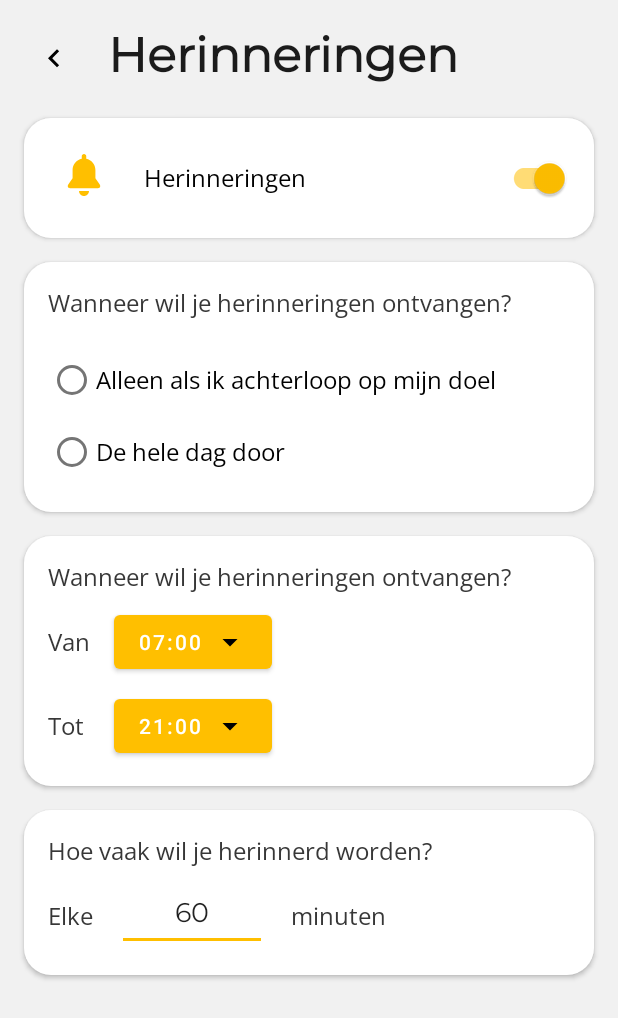
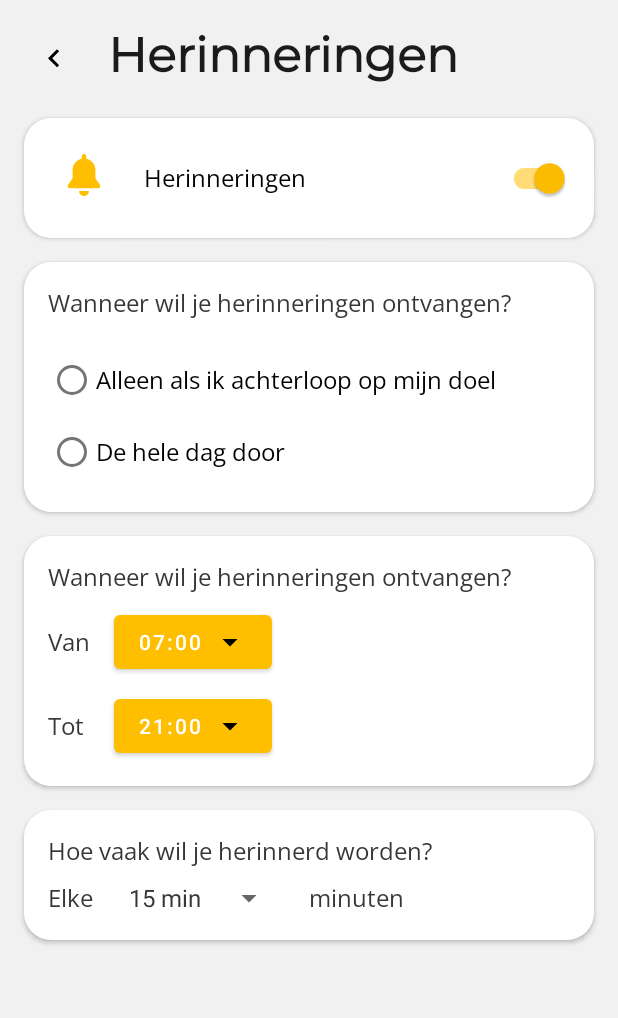
Before and after one commit to EmmaBorkent/DrinkWater, an Android app: the fragment RemindersFragment shown on its own in the app's theme, after a tap on "Herinneringen", on a phone screen of 412 x 824 dp. Shown: the top 1018 px of the screen. Run offline under Robolectric (Android 15) with nearby library versions, the phone set to English and light mode, and no system bars; Roboto replaces fonts that are not available here.

Commit message:
Created the how often spinner and functionality and is saved in shared preferences

```diff
--- a/app/src/main/java/com/ishiki/mizuwodrinkwater/fragments/RemindersFragment.kt
+++ b/app/src/main/java/com/ishiki/mizuwodrinkwater/fragments/RemindersFragment.kt
@@ -7,9 +7,12 @@ import android.content.Context
 import android.content.Intent
 import android.content.SharedPreferences
 import android.os.Bundle
+import android.util.Log
 import android.view.LayoutInflater
 import android.view.View
 import android.view.ViewGroup
+import android.widget.AdapterView
+import android.widget.ArrayAdapter
 import android.widget.TextView
 import androidx.fragment.app.Fragment
 import androidx.fragment.app.FragmentActivity
@@ -22,7 +25,7 @@ import java.time.format.DateTimeFormatter
 import java.util.*
 
 @Suppress("UNUSED_ANONYMOUS_PARAMETER")
-class RemindersFragment : Fragment() {
+class RemindersFragment : Fragment(), AdapterView.OnItemSelectedListener {
 
     private var sharedPreferences: SharedPreferences? = null
     private val timeFormat = DateTimeFormatter.ofPattern("HH:mm")
@@ -43,6 +46,16 @@ class RemindersFragment : Fragment() {
         val timeFrom: String
         val timeTo: String
 
+        // Create an ArrayAdapter using the string array and a default spinner layout
+        ArrayAdapter.createFromResource(context!!, R.array.interval_array,
+            android.R.layout.simple_spinner_item).also { arrayAdapter ->
+            // Specify the layout to use when the list of choices appears
+            arrayAdapter.setDropDownViewResource(android.R.layout.simple_spinner_dropdown_item)
+            // Apply the adapter to the spinner
+            reminders_spinner.adapter = arrayAdapter
+        }
+        reminders_spinner.onItemSelectedListener = this
+
         sharedPreferences = activity?.getSharedPreferences(getString(R.string.shared_preferences_file),
             0)
 
@@ -58,7 +71,10 @@ class RemindersFragment : Fragment() {
             timeTo = sharedPreferences!!.getString(TO_TIME, "21:00")!!
             reminders_time_from_select.text = timeFrom
             reminders_time_to_select.text = timeTo
-            println("timeFrom: $timeFrom")
+//            println("timeFrom: $timeFrom")
+
+            val position = sharedPreferences!!.getInt(REMINDERS_SPINNER, 0)
+            reminders_spinner.setSelection(position)
         }
 
         reminders_back_arrow_left.setOnClickListener {
@@ -78,7 +94,7 @@ class RemindersFragment : Fragment() {
             // checkedId is the RadioButton selected
             when (checkedId) {
                 R.id.reminders_radio_behind -> {
-                    TODO("Create Function")
+
                 }
                 R.id.reminders_radio_always -> {
 
@@ -97,25 +113,6 @@ class RemindersFragment : Fragment() {
             createTimePicker(activity!!, TO_TIME, reminders_time_to_select,
                 reminders_time_to_select.text.toString())
         }
-
-
-//        var howOften: Int = reminders_input.text.toString().toInt()
-//
-//        reminders_how_often_text.addTextChangedListener(object: TextWatcher {
-//            override fun afterTextChanged(s: Editable?) {
-//                howOften = reminders_input.text.toString().toInt()
-//                println("How often = $howOften")
-//            }
-//
-//            override fun beforeTextChanged(s: CharSequence?, start: Int, count: Int, after: Int) {
-//                TODO("not implemented") //To change body of created functions use File | Settings | File Templates.
-//            }
-//
-//            override fun onTextChanged(s: CharSequence?, start: Int, before: Int, count: Int) {
-//                TODO("not implemented") //To change body of created functions use File | Settings | File Templates.
-//            }
-//
-//        })
     }
 
     private fun setRemindersOnOff() {
@@ -137,11 +134,11 @@ class RemindersFragment : Fragment() {
     }
 
     private fun setAlarm() {
-        // TESTING REPEATING LOCAL NOTIFICATIONS ------------------------------------------
 
         val calendar = Calendar.getInstance()
-        calendar.set(Calendar.HOUR_OF_DAY, 12)
-        calendar.set(Calendar.MINUTE, 50)
+        //TODO: put here the starting time of day
+        calendar.set(Calendar.HOUR_OF_DAY, 8)
+        calendar.set(Calendar.MINUTE, 0)
 
         val alarmIntent = Intent(activity!!.applicationContext, NotificationReceiver::class.java)
         val pendingAlarmIntent = PendingIntent
@@ -150,13 +147,32 @@ class RemindersFragment : Fragment() {
 
         val alarmManager = activity?.getSystemService(Context.ALARM_SERVICE)
                 as AlarmManager
-        alarmManager.setRepeating(
-            AlarmManager.RTC_WAKEUP, calendar.timeInMillis,
-            AlarmManager.INTERVAL_HOUR, pendingAlarmIntent)
 
-        println("Alarm is set at ${calendar.get(Calendar.HOUR_OF_DAY)}:${calendar.get(Calendar.MINUTE)}")
+        var position = 0
+        if (sharedPreferences != null) {
+            position = sharedPreferences!!.getInt(REMINDERS_SPINNER, 0)
+        }
 
-        // --------------------------------------------------------------------------------
+        val interval = when (position) {
+            0 -> { AlarmManager.INTERVAL_HALF_HOUR / 2 }
+            1 -> { AlarmManager.INTERVAL_HALF_HOUR }
+            2 -> { AlarmManager.INTERVAL_HOUR }
+            3 -> { AlarmManager.INTERVAL_HOUR * 2 }
+            4 -> { AlarmManager.INTERVAL_HOUR * 4 }
+            else -> AlarmManager.INTERVAL_HALF_HOUR / 2
+        }
+
+        // Use RTC (Real Time Zone) for alarms that are dependent on current locale
+        // The wake up version is useful if it has a limited window to perform operations
+        // If you simply need a alarm to fire at a particular interval, use elapsed real time ERT,
+        // in general that is the better choice.
+        alarmManager.setRepeating(AlarmManager.RTC_WAKEUP, calendar.timeInMillis, interval,
+            pendingAlarmIntent)
+        println("Alarm interval is $interval")
+
+        Log.i("ALARM", "Alarm is turned on")
+//        println("Alarm is set at ${calendar.get(Calendar.HOUR_OF_DAY)}:${calendar.get(Calendar.MINUTE)} " +
+//                "with interval $interval")
     }
 
     private fun cancelAlarm() {
@@ -167,12 +183,11 @@ class RemindersFragment : Fragment() {
             .getBroadcast(activity!!.applicationContext, 1, alarmIntent,
                 PendingIntent.FLAG_UPDATE_CURRENT)
         alarmManager.cancel(pendingAlarmIntent)
-        println("Alarm is canceled")
+        Log.i("ALARM", "Alarm is turned off")
     }
 
     private fun createTimePicker(activity: FragmentActivity, const: String, textView: TextView,
                                  time: String) {
-
         // Parse time String to LocalTime
         val parsedTime: LocalTime = LocalTime.parse(time)
 
@@ -190,4 +205,39 @@ class RemindersFragment : Fragment() {
 
         timePicker.show()
     }
+
+    override fun onItemSelected(parent: AdapterView<*>?, view: View?, position: Int, id: Long) {
+        // An item was selected. You can retrieve the selected item using
+        // parent.getItemAtPosition(pos)
+
+        sharedPreferences!!.edit().putInt(REMINDERS_SPINNER, position).apply()
+        setAlarm()
+
+//        when (position) {
+//            0 -> {
+//                // 15 min
+//                println("Position is $position")
+//            }
+//            1 -> {
+//                // 30 min
+//                println("Position is $position")
+//            }
+//            2 -> {
+//                // 1 uur
+//                println("Position is $position")
+//            }
+//            3 -> {
+//                // 2 uur
+//                println("Position is $position")
+//            }
+//            4 -> {
+//                // 4 uur
+//                println("Position is $position")
+//            }
+//        }
+    }
+
+    override fun onNothingSelected(parent: AdapterView<*>?) {
+        // Another interface callback
+    }
 }
--- a/app/src/main/java/com/ishiki/mizuwodrinkwater/services/Constants.kt
+++ b/app/src/main/java/com/ishiki/mizuwodrinkwater/services/Constants.kt
@@ -40,3 +40,4 @@ const val REMINDERS_ON_OFF = "reminders_on_off"
 const val REMINDERS_RADIO = "reminders_radio_button"
 const val FROM_TIME = "from_time"
 const val TO_TIME = "to_time"
+const val REMINDERS_SPINNER = "reminders_spinners_position"
--- a/app/src/main/res/layout/fragment_reminders.xml
+++ b/app/src/main/res/layout/fragment_reminders.xml
@@ -249,7 +249,7 @@
                     android:layout_height="wrap_content"
                     android:layout_margin="16dp"
                     style="@style/whiteBox"
-                    android:visibility="invisible"
+                    android:visibility="visible"
 
                     app:layout_constraintTop_toBottomOf="@+id/reminders_time_container"
                     app:layout_constraintStart_toStartOf="parent"
@@ -278,15 +278,14 @@
                         android:layout_margin="16dp"
 
                         app:layout_constraintStart_toStartOf="parent"
-                        app:layout_constraintTop_toTopOf="@+id/reminders_input"
-                        app:layout_constraintBottom_toBottomOf="@id/reminders_input"
+                        app:layout_constraintTop_toTopOf="@+id/reminders_spinner"
+                        app:layout_constraintBottom_toBottomOf="@id/reminders_spinner"
                         />
 
-
-                    <EditText
-                        android:id="@+id/reminders_input"
+                    <androidx.appcompat.widget.AppCompatSpinner
+                        android:id="@+id/reminders_spinner"
                         android:text="@string/minutes"
-                        android:layout_width="100dp"
+                        android:layout_width="wrap_content"
                         android:layout_height="wrap_content"
                         android:fontFamily="@font/montserrat"
                         android:importantForAutofill="no"
@@ -309,9 +308,9 @@
                         style="@style/MainText"
                         android:layout_margin="16dp"
 
-                        app:layout_constraintStart_toEndOf="@id/reminders_input"
-                        app:layout_constraintBottom_toBottomOf="@id/reminders_input"
-                        app:layout_constraintTop_toTopOf="@id/reminders_input"
+                        app:layout_constraintStart_toEndOf="@id/reminders_spinner"
+                        app:layout_constraintBottom_toBottomOf="@id/reminders_spinner"
+                        app:layout_constraintTop_toTopOf="@id/reminders_spinner"
                         />
 
 
--- /dev/null
+++ b/app/src/main/res/values/interval_array.xml
@@ -0,0 +1,10 @@
+<?xml version="1.0" encoding="utf-8"?>
+<resources>
+    <string-array name="interval_array">
+        <item>15 min</item>
+        <item>30 min</item>
+        <item>1 uur</item>
+        <item>2 uur</item>
+        <item>4 uur</item>
+    </string-array>
+</resources>
```
